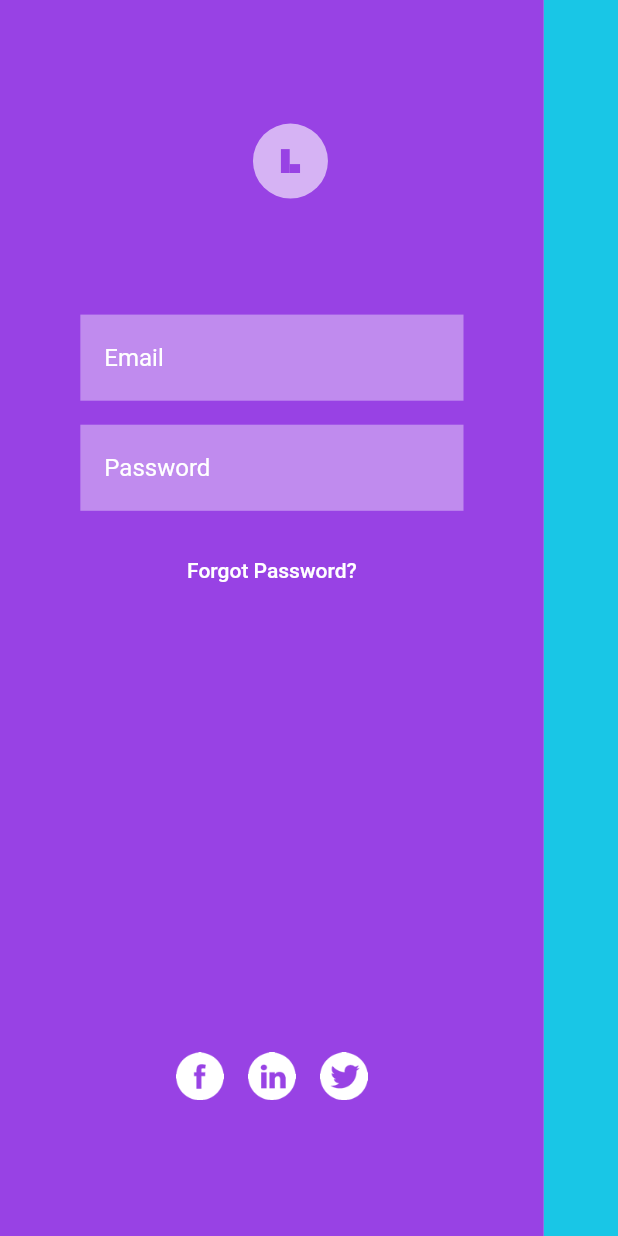
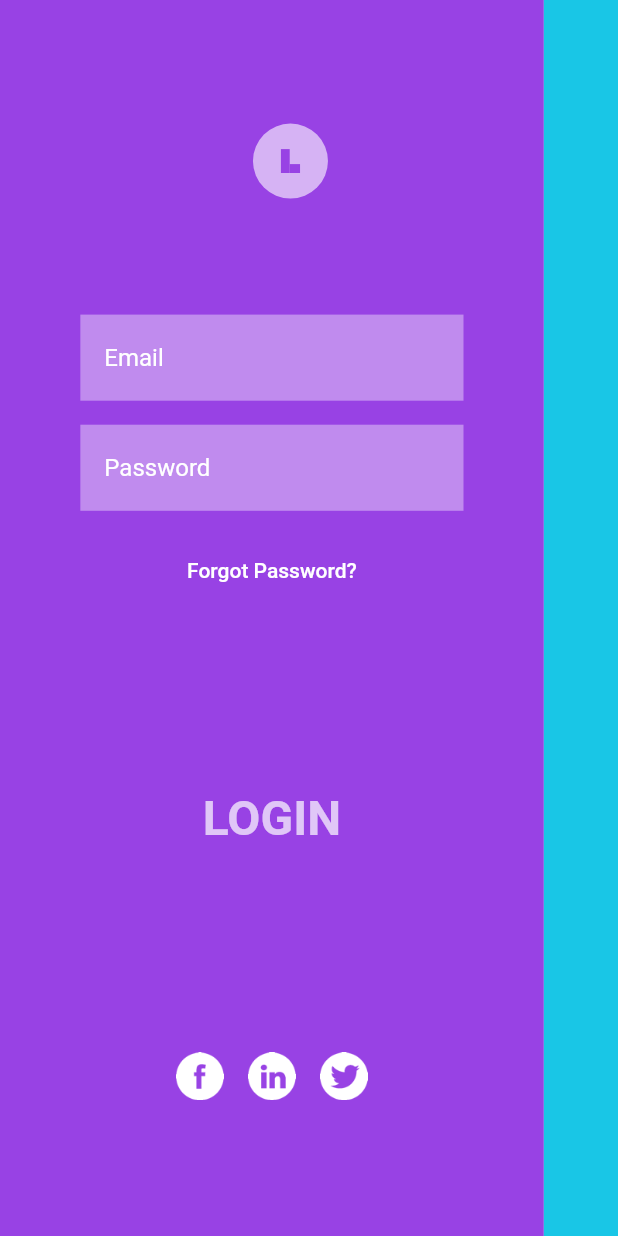
Before and after one commit to MohanpreetS/flutter_projects, a Flutter app: the screen it shows after launch, on a phone screen of 412 x 824 dp. Run offline on Flutter 3.47's test engine with Material 2 defaults, Android fonts, the phone set to English and light mode, and no system bars; our stand-ins replace flutter_svg, websafe_svg.

Commit message:
added login text

```diff
--- a/animated_login/lib/auth_screen.dart
+++ b/animated_login/lib/auth_screen.dart
@@ -103,6 +103,38 @@ class _AuthScreenState extends State<AuthScreen> with SingleTickerProviderStateM
                 right: _isShowSignUp ? -_size.width * 0.06 : _size.width * 0.06,
                 child: SocialButtons(),
               ),
+              //Login text
+              AnimatedPositioned(
+                duration: defaultDuration,
+                bottom: _isShowSignUp ? _size.height / 2 - 80 : _size.height * 0.3,
+                left: _isShowSignUp ? 0 : _size.width * 0.44 - 80,
+                child: DefaultTextStyle(
+                  textAlign: TextAlign.center,
+                  style: TextStyle(
+                    fontSize: _isShowSignUp ? 20 : 32,
+                    fontWeight: FontWeight.bold,
+                    color: _isShowSignUp ? Colors.white : Colors.white70,
+                  ),
+                  child: Transform.rotate(
+                    angle: -_animationTextRotate.value * pi / 180,
+                    alignment: Alignment.topLeft,
+                    child: InkWell(
+                      onTap: () {
+                        if (_isShowSignUp) {
+                          updateView();
+                        }
+                      },
+                      child: Container(
+                        padding: const EdgeInsets.symmetric(vertical: defpaultPadding * 0.75),
+                        width: 160,
+                        child: Text(
+                          "LOGIN",
+                        ),
+                      ),
+                    ),
+                  ),
+                ),
+              ),
             ],
           );
         },
```
